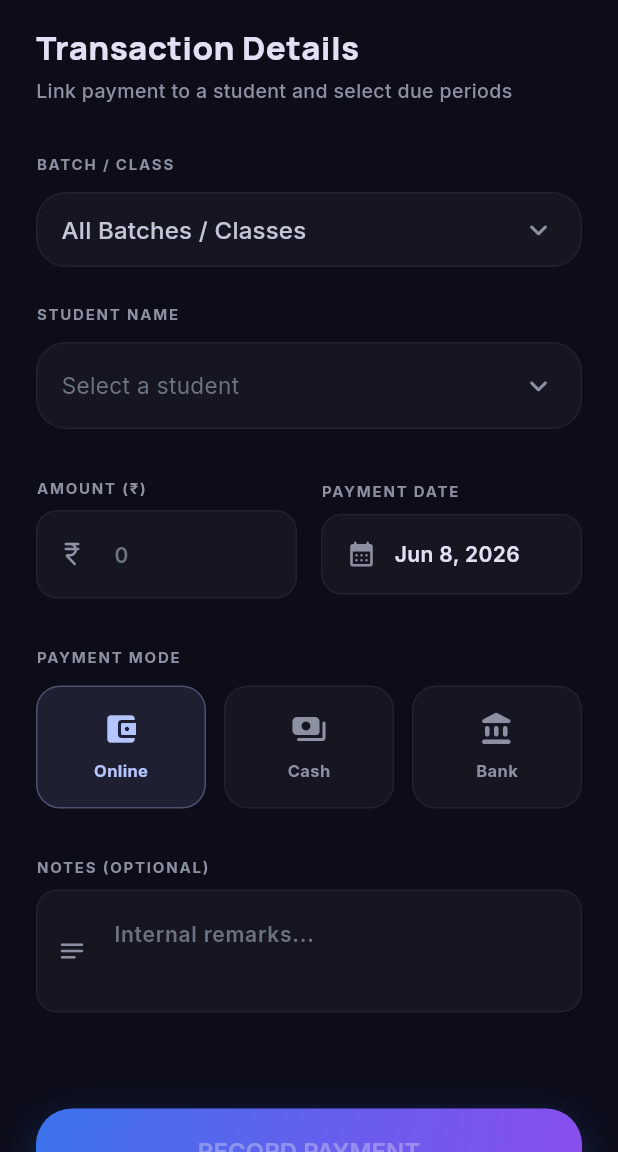
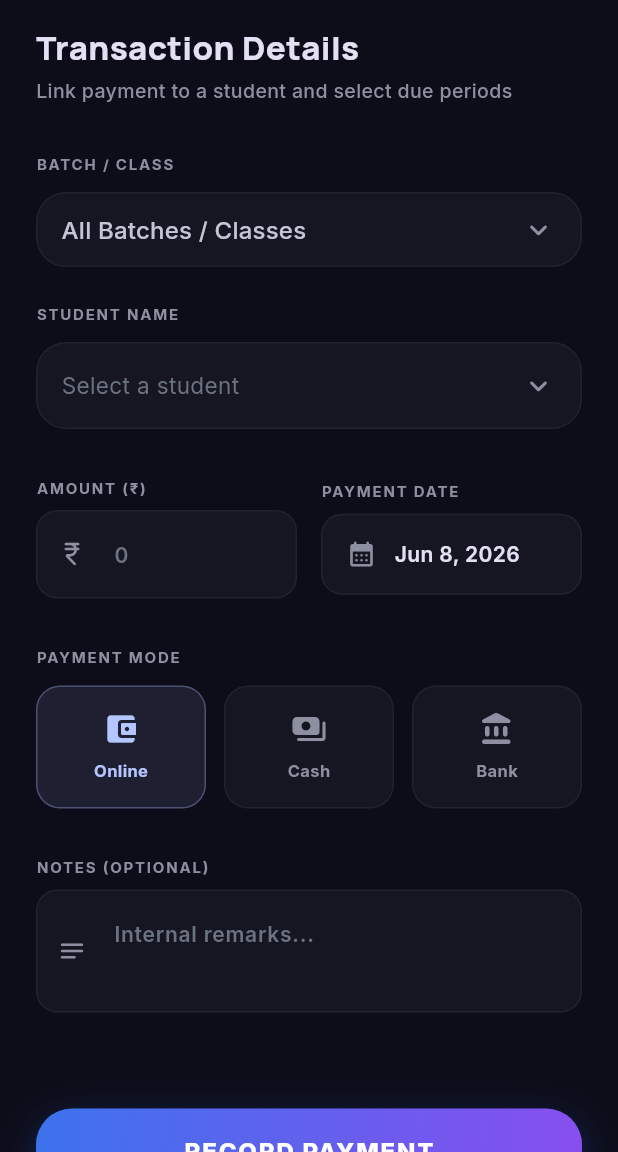
Before and after one commit to asjad219/feesync, a Flutter app: the RecordPaymentScreen screen opened by its route, on a phone screen of 412 x 824 dp, the part 84-1236 px from its top. Run offline on Flutter 3.47's test engine with Material 3 defaults, Android fonts, the phone set to English and light mode, and no system bars; our stand-ins replace firebase_core, fl_chart, flutter_riverpod, go_router, google_fonts, google_sign_in and 6 more; missing offline and left inert: extension_google_sign_in_as_googleapis_auth, flutter_file_dialog, googleapis; accounts and stored records are empty.

```diff
--- a/feesync_mobile/lib/screens/payments/record_payment_screen.dart
+++ b/feesync_mobile/lib/screens/payments/record_payment_screen.dart
@@ -677,8 +677,19 @@ class _RecordPaymentScreenState extends ConsumerState<RecordPaymentScreen> {
       ),
       child: ElevatedButton(
         onPressed: _isLoading || _selectedStudent == null ? null : () => _savePayment(availableDues),
-        style: ElevatedButton.styleFrom(backgroundColor: Colors.transparent, shadowColor: Colors.transparent),
-        child: Text(_isLoading ? 'RECORDING...' : 'RECORD PAYMENT'),
+        style: ElevatedButton.styleFrom(
+          backgroundColor: Colors.transparent,
+          shadowColor: Colors.transparent,
+          foregroundColor: Colors.white,
+        ),
+        child: Text(
+          _isLoading ? 'RECORDING...' : 'RECORD PAYMENT',
+          style: GoogleFonts.inter(
+            fontWeight: FontWeight.w800,
+            color: Colors.white,
+            letterSpacing: 1.2,
+          ),
+        ),
       ),
     );
   }
--- a/feesync_mobile/lib/screens/shell/main_shell.dart
+++ b/feesync_mobile/lib/screens/shell/main_shell.dart
@@ -62,6 +62,7 @@ class MainShell extends ConsumerWidget {
     if (location.startsWith('/students')) return 2;
     if (location.startsWith('/payments')) return 3;
     if (location.startsWith('/settings')) return 4;
+    if (location.startsWith('/reports')) return 4;
     return 0;
   }
 
```
Also changed, not shown: feesync_mobile/lib/repositories/fee_repository.dart (+11 -13 lines), feesync_mobile/lib/repositories/payment_repository.dart (+8 -10 lines), feesync_mobile/lib/repositories/student_repository.dart (+5 -7 lines), feesync_mobile/lib/router.dart (+8 -8 lines).
